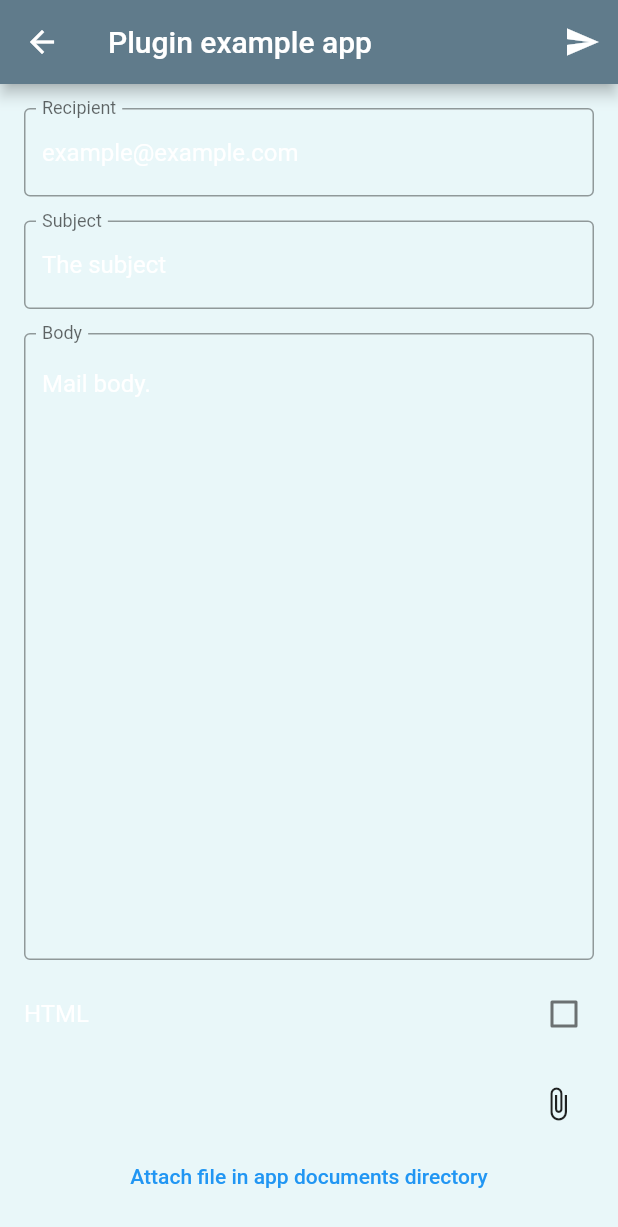
After one commit to nakapon9517/flutter_example, a Flutter app: the EmailSender screen opened directly, on a phone screen of 412 x 824 dp. The commit adds this screen. Shown: the top 1227 px of the screen. Run offline on Flutter 3.47's test engine with Material 2 defaults, Android fonts, the phone set to English and light mode, and no system bars; our stand-ins replace carousel_slider, file_picker, flutter_chat_types, flutter_chat_ui, flutter_riverpod, image_picker and 2 more; missing offline and left inert: any_link_preview, flutter_email_sender, open_mail_app; accounts and stored records are empty.

Commit message:
send email

```diff
--- a/lib/main.dart
+++ b/lib/main.dart
@@ -22,7 +22,6 @@ class MyApp extends ConsumerWidget {
   @override
   Widget build(BuildContext context, WidgetRef ref) {
     final myTheme = ref.watch(themeProvider);
-    print(myTheme);
     return MaterialApp(
       theme: myTheme,
       home: const RootScreen(),
--- /dev/null
+++ b/lib/utils/send_email.dart
@@ -0,0 +1,197 @@
+import 'dart:async';
+import 'dart:io';
+
+import 'package:flutter/material.dart';
+import 'package:flutter_email_sender/flutter_email_sender.dart';
+import 'package:image_picker/image_picker.dart';
+import 'package:path_provider/path_provider.dart';
+
+class EmailSender extends StatefulWidget {
+  const EmailSender({Key? key}) : super(key: key);
+
+  @override
+  _EmailSenderState createState() => _EmailSenderState();
+}
+
+class _EmailSenderState extends State<EmailSender> {
+  List<String> attachments = [];
+  bool isHTML = false;
+
+  final _recipientController = TextEditingController(
+    text: 'example@example.com',
+  );
+
+  final _subjectController = TextEditingController(text: 'The subject');
+
+  final _bodyController = TextEditingController(
+    text: 'Mail body.',
+  );
+
+  Future<void> send() async {
+    final Email email = Email(
+      body: _bodyController.text,
+      subject: _subjectController.text,
+      recipients: [_recipientController.text],
+      attachmentPaths: attachments,
+      isHTML: isHTML,
+    );
+
+    String platformResponse;
+
+    try {
+      await FlutterEmailSender.send(email);
+      platformResponse = 'success';
+    } catch (error) {
+      print(error);
+      platformResponse = error.toString();
+    }
+
+    if (!mounted) return;
+
+    ScaffoldMessenger.of(context).showSnackBar(
+      SnackBar(
+        content: Text(platformResponse),
+      ),
+    );
+  }
+
+  @override
+  Widget build(BuildContext context) {
+    return Scaffold(
+      appBar: AppBar(
+        title: const Text('Plugin example app'),
+        actions: <Widget>[
+          IconButton(
+            onPressed: send,
+            icon: const Icon(Icons.send),
+          )
+        ],
+      ),
+      body: Padding(
+        padding: const EdgeInsets.all(8.0),
+        child: Column(
+          mainAxisSize: MainAxisSize.max,
+          mainAxisAlignment: MainAxisAlignment.spaceBetween,
+          crossAxisAlignment: CrossAxisAlignment.center,
+          children: <Widget>[
+            Padding(
+              padding: const EdgeInsets.all(8.0),
+              child: TextField(
+                controller: _recipientController,
+                decoration: const InputDecoration(
+                  border: OutlineInputBorder(),
+                  labelText: 'Recipient',
+                ),
+              ),
+            ),
+            Padding(
+              padding: const EdgeInsets.all(8.0),
+              child: TextField(
+                controller: _subjectController,
+                decoration: const InputDecoration(
+                  border: const OutlineInputBorder(),
+                  labelText: 'Subject',
+                ),
+              ),
+            ),
+            Expanded(
+              child: Padding(
+                padding: const EdgeInsets.all(8.0),
+                child: TextField(
+                  controller: _bodyController,
+                  maxLines: null,
+                  expands: true,
+                  textAlignVertical: TextAlignVertical.top,
+                  decoration: const InputDecoration(
+                      labelText: 'Body', border: const OutlineInputBorder()),
+                ),
+              ),
+            ),
+            CheckboxListTile(
+              contentPadding:
+                  const EdgeInsets.symmetric(vertical: 0.0, horizontal: 8.0),
+              title: const Text('HTML'),
+              onChanged: (bool? value) {
+                if (value != null) {
+                  setState(() {
+                    isHTML = value;
+                  });
+                }
+              },
+              value: isHTML,
+            ),
+            Padding(
+              padding: const EdgeInsets.all(8.0),
+              child: Column(
+                children: <Widget>[
+                  for (var i = 0; i < attachments.length; i++)
+                    Row(
+                      children: <Widget>[
+                        Expanded(
+                          child: Text(
+                            attachments[i],
+                            softWrap: false,
+                            overflow: TextOverflow.fade,
+                          ),
+                        ),
+                        IconButton(
+                          icon: const Icon(Icons.remove_circle),
+                          onPressed: () => {_removeAttachment(i)},
+                        )
+                      ],
+                    ),
+                  Align(
+                    alignment: Alignment.centerRight,
+                    child: IconButton(
+                      icon: const Icon(Icons.attach_file),
+                      onPressed: _openImagePicker,
+                    ),
+                  ),
+                  TextButton(
+                    child: const Text('Attach file in app documents directory'),
+                    onPressed: () => _attachFileFromAppDocumentsDirectoy(),
+                  ),
+                ],
+              ),
+            ),
+          ],
+        ),
+      ),
+    );
+  }
+
+  Future<void> _openImagePicker() async {
+    final picker = ImagePicker();
+    PickedFile? pick = await picker.getImage(source: ImageSource.gallery);
+    if (pick != null) {
+      setState(() {
+        attachments.add(pick.path);
+      });
+    }
+  }
+
+  void _removeAttachment(int index) {
+    setState(() {
+      attachments.removeAt(index);
+    });
+  }
+
+  Future<void> _attachFileFromAppDocumentsDirectoy() async {
+    try {
+      final appDocumentDir = await getApplicationDocumentsDirectory();
+      final filePath = appDocumentDir.path + '/file.txt';
+      final file = File(filePath);
+      await file.writeAsString('Text file in app directory');
+
+      setState(() {
+        attachments.add(filePath);
+      });
+    } catch (e) {
+      ScaffoldMessenger.of(context).showSnackBar(
+        const SnackBar(
+          content: Text('Failed to create file in applicion directory'),
+        ),
+      );
+    }
+  }
+}
--- a/pubspec.yaml
+++ b/pubspec.yaml
@@ -25,6 +25,9 @@ dependencies:
   provider: ^6.0.2
   any_link_preview: ^2.0.6
   flutter_riverpod: ^1.0.3
+  open_mail_app: ^0.4.5
+  flutter_email_sender: ^5.1.0
+  path_provider: ^2.0.9
 
 dev_dependencies:
   flutter_test:
```
Also changed, not shown: lib/screens/home/home_screen.dart (+24 -0 lines), lib/utils/open_mailer.dart (added, +65 -0 lines), pubspec.lock, 2 other files.
